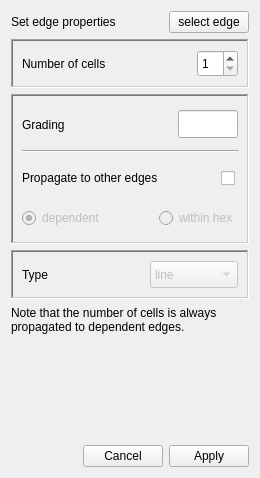
Before: the Qt Designer form src/EdgePropsWidget.ui in nicolasedh/hexBlocker, drawn with Qt 5.
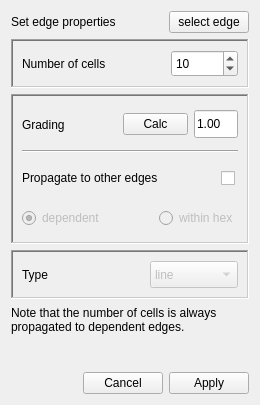
After: the same form once the commit is applied.

```diff
--- a/src/EdgePropsWidget.ui
+++ b/src/EdgePropsWidget.ui
@@ -7,7 +7,7 @@
     <x>0</x>
     <y>0</y>
     <width>260</width>
-    <height>478</height>
+    <height>405</height>
    </rect>
   </property>
   <property name="sizePolicy">
@@ -19,7 +19,7 @@
   <property name="minimumSize">
    <size>
     <width>260</width>
-    <height>380</height>
+    <height>405</height>
    </size>
   </property>
   <property name="maximumSize">
@@ -201,6 +201,12 @@
           <property name="minimum">
            <number>1</number>
           </property>
+          <property name="maximum">
+           <number>100000</number>
+          </property>
+          <property name="value">
+           <number>10</number>
+          </property>
          </widget>
         </item>
        </layout>
@@ -290,6 +296,19 @@
           </property>
          </spacer>
         </item>
+        <item>
+         <widget class="QPushButton" name="calcPushButton">
+          <property name="minimumSize">
+           <size>
+            <width>40</width>
+            <height>0</height>
+           </size>
+          </property>
+          <property name="text">
+           <string>Calc</string>
+          </property>
+         </widget>
+        </item>
         <item>
          <widget class="QLineEdit" name="gradingLineEdit">
           <property name="enabled">
@@ -328,6 +347,9 @@
           <property name="statusTip">
            <string>Set grading on edge &gt; 0</string>
           </property>
+          <property name="text">
+           <string notr="true">1.00</string>
+          </property>
          </widget>
         </item>
        </layout>
```
